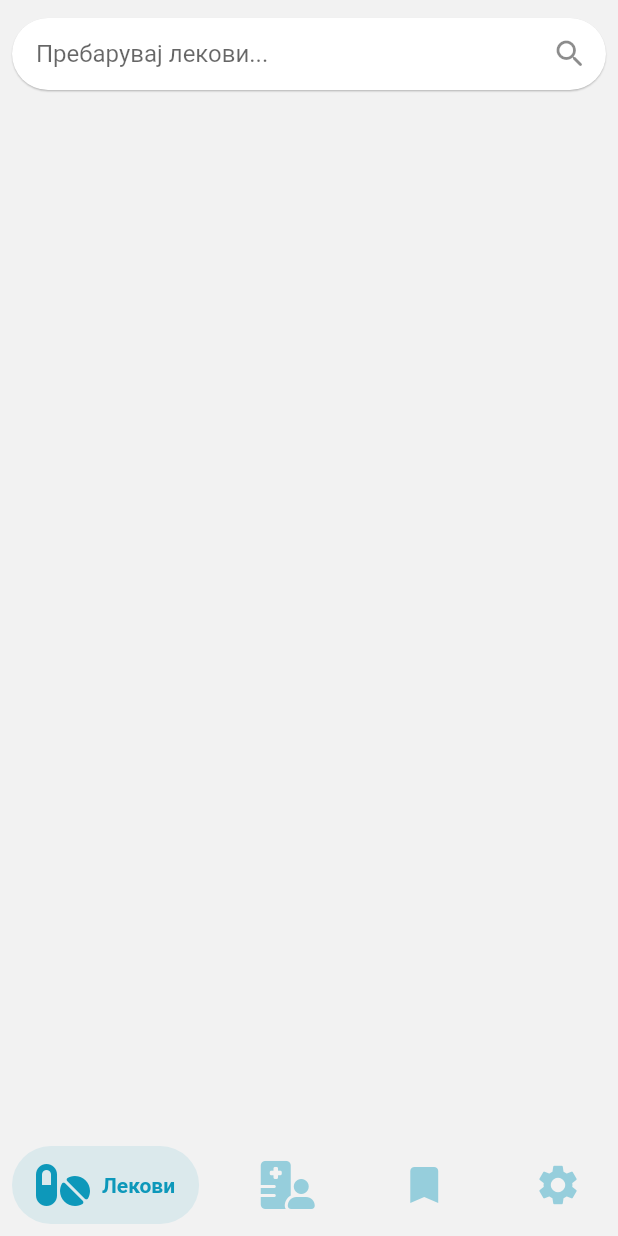
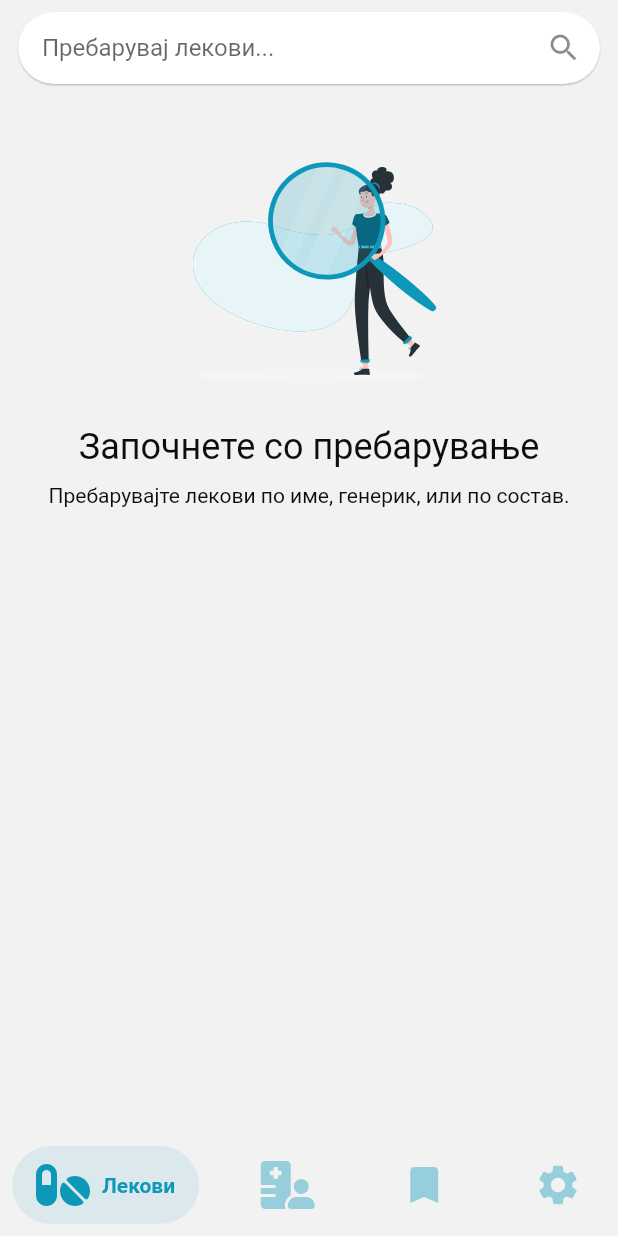
Before and after one commit to dimeskigj/DrugRegistry.Flutter, a Flutter app: the screen it shows after launch, on a phone screen of 412 x 824 dp. Run offline on Flutter 3.47's test engine with Material 2 defaults, Android fonts, the phone set to English and light mode, and no system bars; our stand-ins replace flutter_svg, font_awesome_flutter, geolocator, get_it, loading_animation_widget.

Commit message:
[FTR] Implement drug search

```diff
--- a/lib/screens/drug_search_screen/drug_search_screen.dart
+++ b/lib/screens/drug_search_screen/drug_search_screen.dart
@@ -1,9 +1,11 @@
 import 'package:flutter/material.dart';
 import 'package:flutter_drug_registry/screens/drug_search_screen/drug_search_screen_viewmodel.dart';
 import 'package:flutter_drug_registry/widgets/search_bar.dart';
+import 'package:loading_animation_widget/loading_animation_widget.dart';
 import 'package:provider/provider.dart';
 
 import '../../widgets/drug_card.dart';
+import '../../widgets/svg_status.dart';
 
 class DrugSearchScreen extends StatelessWidget {
   const DrugSearchScreen({super.key});
@@ -15,16 +17,54 @@ class DrugSearchScreen extends StatelessWidget {
       child: Builder(
         builder: (context) => SafeArea(
           child: Scaffold(
-            body: Stack(alignment: AlignmentDirectional.topCenter, children: [
-              ListView(
-                controller: context.read<DrugSearchScreenViewModel>().scrollController,
-                children: [...context.watch<DrugSearchScreenViewModel>().searchResults.map((d) => DrugCard(drug: d))],
-              ),
-              SearchBar(
-                textEditingController: context.read<DrugSearchScreenViewModel>().textEditingController,
-                hintText: 'Пребарувај лекови...',
-              ),
-            ]),
+            body: Column(
+              mainAxisSize: MainAxisSize.max,
+              children: [
+                SearchBar(
+                  textEditingController: context.read<DrugSearchScreenViewModel>().textEditingController,
+                  hintText: 'Пребарувај лекови...',
+                ),
+                // Hasn't searched yet
+                if (!context.watch<DrugSearchScreenViewModel>().hasSearched)
+                  const SvgStatus(
+                    assetName: 'assets/search_character.svg',
+                    headline: 'Започнете со пребарување',
+                    body: 'Пребарувајте лекови по име, генерик, или по состав.',
+                  ),
+                // No results
+                if (context.watch<DrugSearchScreenViewModel>().hasNoResults)
+                  const SvgStatus(
+                    assetName: 'assets/no_results_character.svg',
+                    headline: 'Нема резултати од пребарувањето',
+                    body: 'Проверете дали точно сте го внеле терминот,или пак пробајте да го измените. '
+                        'Ако повторно не успеете, можеби го немаме бараниот лек запишано во базата.',
+                  ),
+                Flexible(
+                  fit: FlexFit.loose,
+                  child: ListView(
+                    controller: context.read<DrugSearchScreenViewModel>().scrollController,
+                    children: [
+                      ...context.watch<DrugSearchScreenViewModel>().searchResults.map((d) => DrugCard(drug: d)),
+                      // Loading indicator
+                      if (context.watch<DrugSearchScreenViewModel>().isLoading)
+                        Center(
+                          child: LoadingAnimationWidget.prograssiveDots(color: Theme.of(context).primaryColor, size: 50),
+                        ),
+                      // End of results
+                      if (context.watch<DrugSearchScreenViewModel>().isAtEndOfResults)
+                        Container(
+                          margin: const EdgeInsets.all(12),
+                          child: Text(
+                            'крај на резултати',
+                            style: Theme.of(context).textTheme.labelLarge,
+                            textAlign: TextAlign.center,
+                          ),
+                        ),
+                    ],
+                  ),
+                ),
+              ],
+            ),
           ),
         ),
       ),
--- a/lib/screens/drug_search_screen/drug_search_screen_viewmodel.dart
+++ b/lib/screens/drug_search_screen/drug_search_screen_viewmodel.dart
@@ -13,12 +13,12 @@ class DrugSearchScreenViewModel extends ViewModelBase {
   final TextEditingController _textEditingController = TextEditingController();
   final ScrollController _scrollController = ScrollController();
   final _debounceTimeDuration = const Duration(milliseconds: 500);
-  final int _pageSize = 8;
   List<Drug> _searchResults = [];
   Timer? _debounce;
   String _lastQuery = '';
-  int _page = 1;
+  int _page = 0;
   int _total = 0;
+  int _pageSize = 8;
   bool _hasSearched = false;
   bool _isLoading = false;
 
@@ -31,6 +31,10 @@ class DrugSearchScreenViewModel extends ViewModelBase {
   bool get hasSearched => _hasSearched;
 
   bool get isLoading => _isLoading;
+
+  bool get isAtEndOfResults => _hasSearched && !_isLoading && searchResults.isNotEmpty && !hasMoreResults();
+
+  bool get hasNoResults => _hasSearched && !_isLoading && searchResults.isEmpty;
 
   @override
   void onInit() {
@@ -54,14 +58,16 @@ class DrugSearchScreenViewModel extends ViewModelBase {
       _searchResults = [];
       _page = 1;
       _total = 0;
-    } else if (!_isLoading && query.length >= 3) {
+    } else if (query.length >= 3 && query != _lastQuery) {
       try {
         _isLoading = true;
+        _hasSearched = true;
+        _searchResults = [];
         notifyListeners();
         final pagedResult = await _drugService.searchDrugs(query, size: _pageSize);
-        _hasSearched = true;
         _lastQuery = query;
         _page = pagedResult.page;
+        _pageSize = pagedResult.size;
         _total = pagedResult.totalCount;
         _searchResults = pagedResult.data.toList();
       } catch (e) {
@@ -89,7 +95,7 @@ class DrugSearchScreenViewModel extends ViewModelBase {
     }
   }
 
-  bool hasMoreResults() => _page * _pageSize < _total;
+  bool hasMoreResults() => (_page + 1) * _pageSize < _total;
 
   @override
   void dispose() {
--- a/lib/widgets/search_bar.dart
+++ b/lib/widgets/search_bar.dart
@@ -12,7 +12,7 @@ class SearchBar extends StatelessWidget {
 
     return SafeArea(
       child: Container(
-        margin: const EdgeInsets.symmetric(vertical: 12, horizontal: 8),
+        margin: const EdgeInsets.symmetric(vertical: 8, horizontal: 12),
         child: Material(
           elevation: 0.5,
           color: Colors.transparent,
--- /dev/null
+++ b/lib/widgets/svg_status.dart
@@ -0,0 +1,41 @@
+import 'package:flutter/material.dart';
+import 'package:flutter_svg/svg.dart';
+
+class SvgStatus extends StatelessWidget {
+  final String assetName;
+  final String headline;
+  final String? body;
+
+  const SvgStatus({super.key, required this.assetName, required this.headline, this.body});
+
+  @override
+  Widget build(BuildContext context) {
+    return Center(
+      child: Container(
+        margin: const EdgeInsets.all(20),
+        child: Column(
+          children: [
+            SvgPicture.asset(
+              assetName,
+              height: 200,
+            ),
+            Container(
+              margin: const EdgeInsets.only(bottom: 10),
+              child: Text(
+                headline,
+                style: Theme.of(context).textTheme.headlineSmall,
+                textAlign: TextAlign.center,
+              ),
+            ),
+            if (body != null)
+              Text(
+                body!,
+                style: Theme.of(context).textTheme.bodyMedium,
+                textAlign: TextAlign.center,
+              ),
+          ],
+        ),
+      ),
+    );
+  }
+}
--- a/pubspec.yaml
+++ b/pubspec.yaml
@@ -44,6 +44,7 @@ dependencies:
   provider: ^6.0.5
   font_awesome_flutter: ^10.4.0
   flutter_svg: ^2.0.5
+  loading_animation_widget: ^1.2.0+4
 
 dev_dependencies:
   flutter_test:
```
Also changed, not shown: lib/widgets/drug_card.dart (+79 -6 lines), pubspec.lock.
